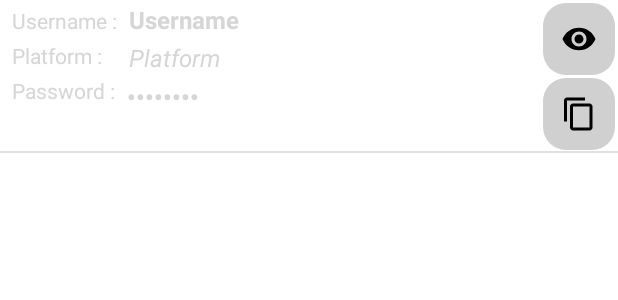
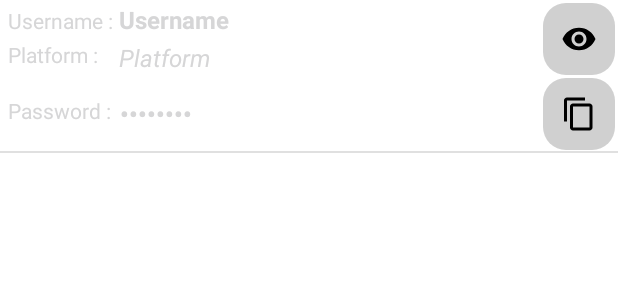
Before and after one commit to mrdcvlsc/Keyper-Offline-Password-Manager, an Android app: the layout account_record.xml on its own in the app's theme, with its tools: preview values and no code run, on a phone screen of 412 x 824 dp. Shown: the top 300 px of the screen. Run offline under Robolectric (Android 15) with nearby library versions, the phone set to English and light mode, and no system bars.

Commit message:
Minor UI update in account_record.xml

```diff
--- a/app/src/main/res/layout/account_record.xml
+++ b/app/src/main/res/layout/account_record.xml
@@ -9,14 +9,13 @@
         android:id="@+id/account_record_tv_password"
         android:layout_width="0dp"
         android:layout_height="48dp"
-        android:layout_marginStart="8dp"
-        android:layout_marginTop="3dp"
+        android:layout_marginStart="6dp"
         android:layout_marginEnd="4dp"
         android:clickable="false"
         android:focusable="false"
+        android:gravity="start|center_vertical"
         android:inputType="textPassword"
         android:text="@string/txt_password_hint"
-        android:textAlignment="textStart"
         android:textColor="@color/black"
         android:textSize="16sp"
         android:textStyle="bold"
@@ -30,7 +29,7 @@
         android:id="@+id/account_record_tv_username"
         android:layout_width="0dp"
         android:layout_height="wrap_content"
-        android:layout_marginStart="8dp"
+        android:layout_marginStart="4dp"
         android:layout_marginTop="2dp"
         android:text="@string/txt_username_hint"
         android:textColor="@color/black"
@@ -43,7 +42,7 @@
         android:id="@+id/account_record_tv_platform"
         android:layout_width="wrap_content"
         android:layout_height="wrap_content"
-        android:layout_marginStart="18dp"
+        android:layout_marginStart="14dp"
         android:layout_marginTop="3dp"
         android:text="@string/txt_platform_hint"
         android:textColor="@color/black"
@@ -91,7 +90,7 @@
         android:id="@+id/textView"
         android:layout_width="wrap_content"
         android:layout_height="wrap_content"
-        android:layout_marginStart="8dp"
+        android:layout_marginStart="5dp"
         android:layout_marginTop="4dp"
         android:text="@string/label_username"
         android:textColor="@color/black"
@@ -102,8 +101,8 @@
         android:id="@+id/textView2"
         android:layout_width="wrap_content"
         android:layout_height="wrap_content"
-        android:layout_marginStart="8dp"
-        android:layout_marginTop="4dp"
+        android:layout_marginStart="5dp"
+        android:layout_marginTop="3dp"
         android:text="@string/label_platform"
         android:textColor="@color/black"
         app:layout_constraintStart_toStartOf="parent"
@@ -113,8 +112,8 @@
         android:id="@+id/textView3"
         android:layout_width="wrap_content"
         android:layout_height="wrap_content"
-        android:layout_marginStart="8dp"
-        android:layout_marginTop="4dp"
+        android:layout_marginStart="5dp"
+        android:layout_marginTop="18dp"
         android:text="@string/label_password"
         android:textColor="@color/black"
         app:layout_constraintStart_toStartOf="parent"
```
